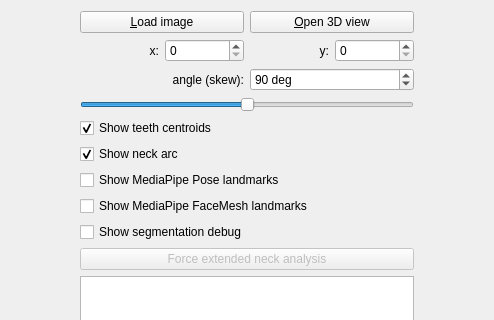
Above: src/fidmaa_gui/form.ui from fidmaa/fidmaa-gui before the change; both pictures show x 417 to 911 and y 0 to 320 of the 1103 by 640 pixel window. Below: the same form after it.
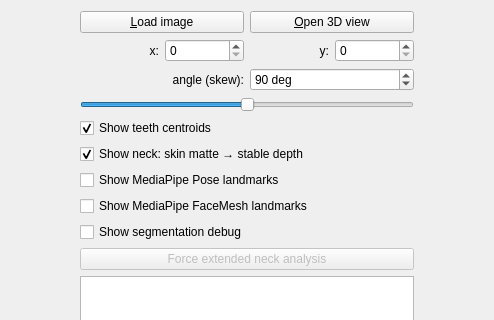
That is the form after the change. Custom widgets are drawn as their Qt base class.

Commit message: Restore absolute selectors and expose neck depth edges

Diff of the .ui file:
```diff
--- a/src/fidmaa_gui/form.ui
+++ b/src/fidmaa_gui/form.ui
@@ -168,7 +168,10 @@
      <item>
       <widget class="QCheckBox" name="showNeckArcCheckBox">
        <property name="text">
-        <string>Show neck arc</string>
+        <string>Show neck: skin matte → stable depth</string>
+       </property>
+       <property name="toolTip">
+        <string>Show raw skin-matte edges, corrected stable depth points, and the sampled neck arc</string>
        </property>
        <property name="checked">
         <bool>true</bool>
```
The commit also changes 8 other files.
